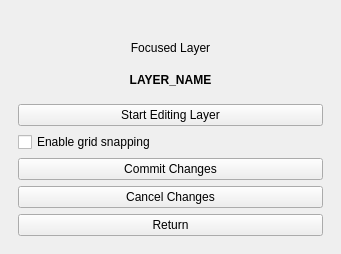
Memz-Dev/tygron-qgis, file tygron_dockwidget_base.ui: the form before one commit.
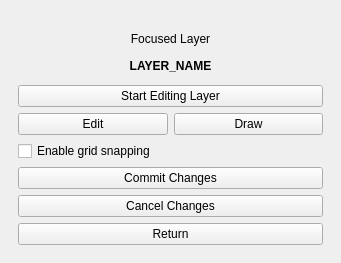
The form after the commit. The open tabs and pages were chosen to show the change. Custom widgets are drawn as their Qt base class.

Commit message: edit and draw mode

```diff
--- a/tygron_dockwidget_base.ui
+++ b/tygron_dockwidget_base.ui
@@ -7,7 +7,7 @@
     <x>0</x>
     <y>0</y>
     <width>341</width>
-    <height>254</height>
+    <height>263</height>
    </rect>
   </property>
   <property name="windowTitle">
@@ -369,6 +369,24 @@
           </property>
          </widget>
         </item>
+        <item>
+         <layout class="QHBoxLayout" name="horizontalLayout_3">
+          <item>
+           <widget class="QPushButton" name="LayerControlEdit">
+            <property name="text">
+             <string>Edit</string>
+            </property>
+           </widget>
+          </item>
+          <item>
+           <widget class="QPushButton" name="LayerControlDraw">
+            <property name="text">
+             <string>Draw</string>
+            </property>
+           </widget>
+          </item>
+         </layout>
+        </item>
         <item>
          <widget class="QCheckBox" name="LayerControlSnapping">
           <property name="text">
```
Left out of the diff: 14 changed lines with no effect on the pictures. The commit also changes 4 other files.
